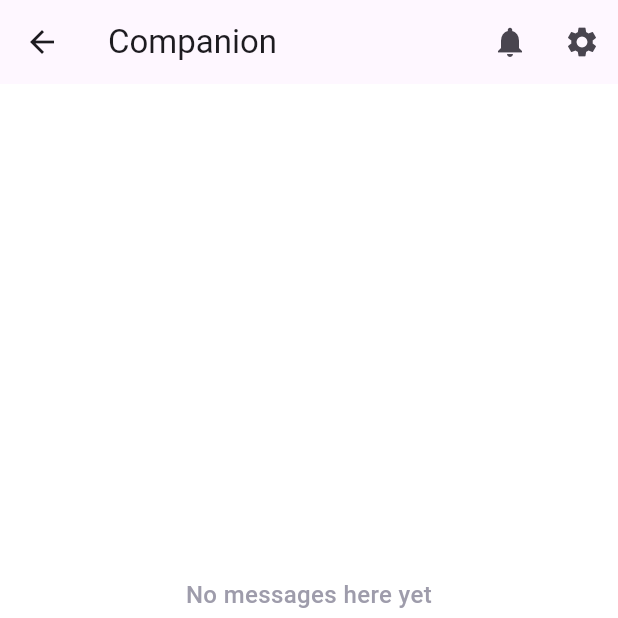
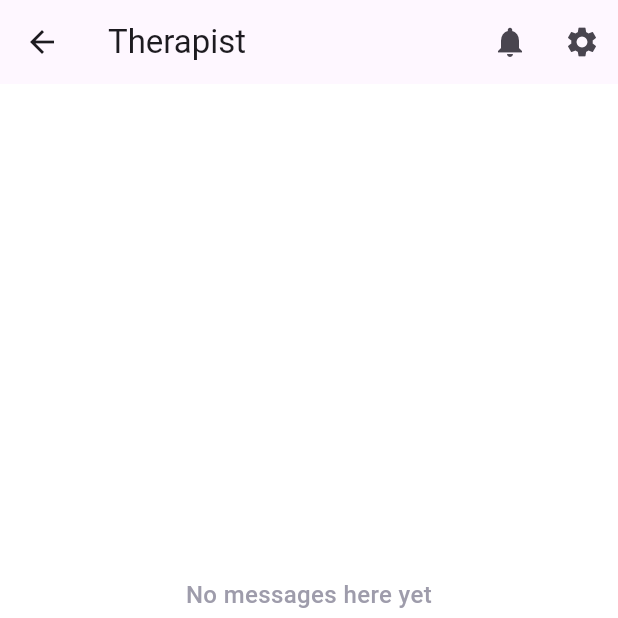
Before and after one commit to katendejericho5/mental-health-bot2, a Flutter app: the TherapistChatBot screen opened directly with empty values, on a phone screen of 412 x 824 dp, the top half of it. Run offline on Flutter 3.47's test engine with Material 3 defaults, Android fonts, the phone set to English and light mode, and no system bars; our stand-ins replace flutter_chat_types, flutter_chat_ui, flutter_svg, font_awesome_flutter, icons_plus, image_picker and 2 more.

Commit message:
refactor2

```diff
--- a/Frontend/lib/screens/Home/therapist_chatbot.dart
+++ b/Frontend/lib/screens/Home/therapist_chatbot.dart
@@ -59,7 +59,7 @@ class _TherapistChatBotState extends State<TherapistChatBot> {
   Widget build(BuildContext context) {
     return Scaffold(
       appBar: AppBar(
-        title: Text('Companion'),
+        title: Text('Therapist'),
         actions: [
           IconButton(
             icon: Icon(Icons.notifications),
--- a/Frontend/lib/screens/introduction.dart
+++ b/Frontend/lib/screens/introduction.dart
@@ -1,7 +1,6 @@
 import 'package:flutter/material.dart';
 import 'package:introduction_screen/introduction_screen.dart';
 import 'package:mentalhealth/screens/Authentication/registration.dart';
-import 'package:mentalhealth/screens/Home/homepage.dart';
 import 'package:mentalhealth/screens/homepage2.dart';
 
 class IntroductionPage extends StatelessWidget {
```
